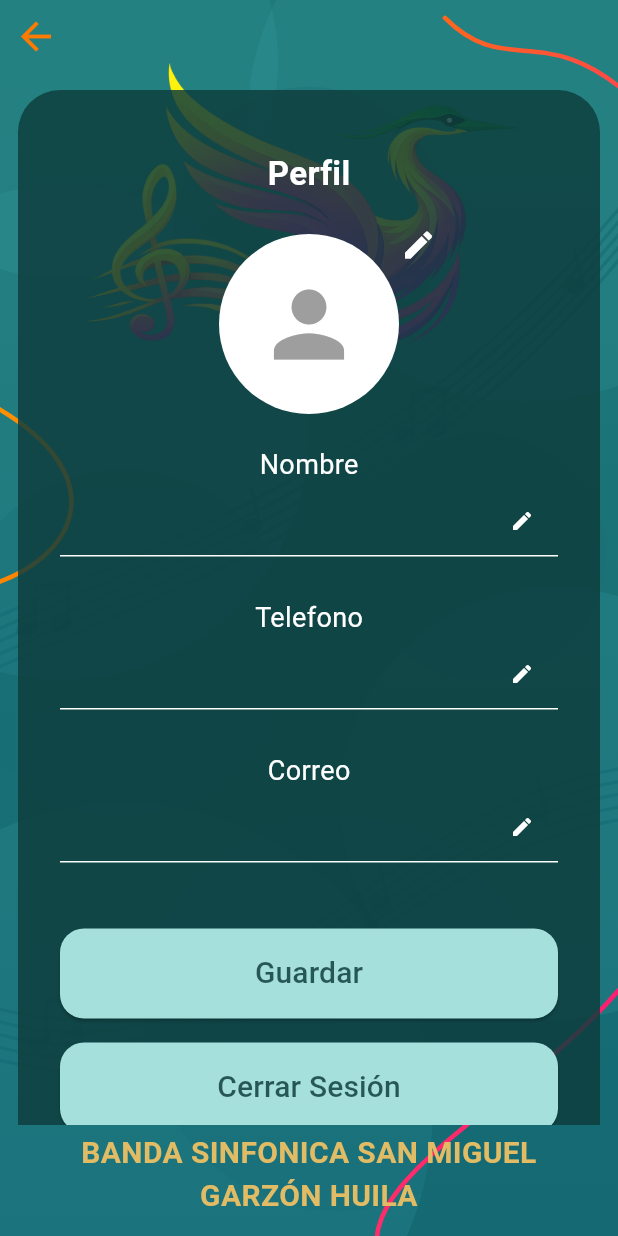
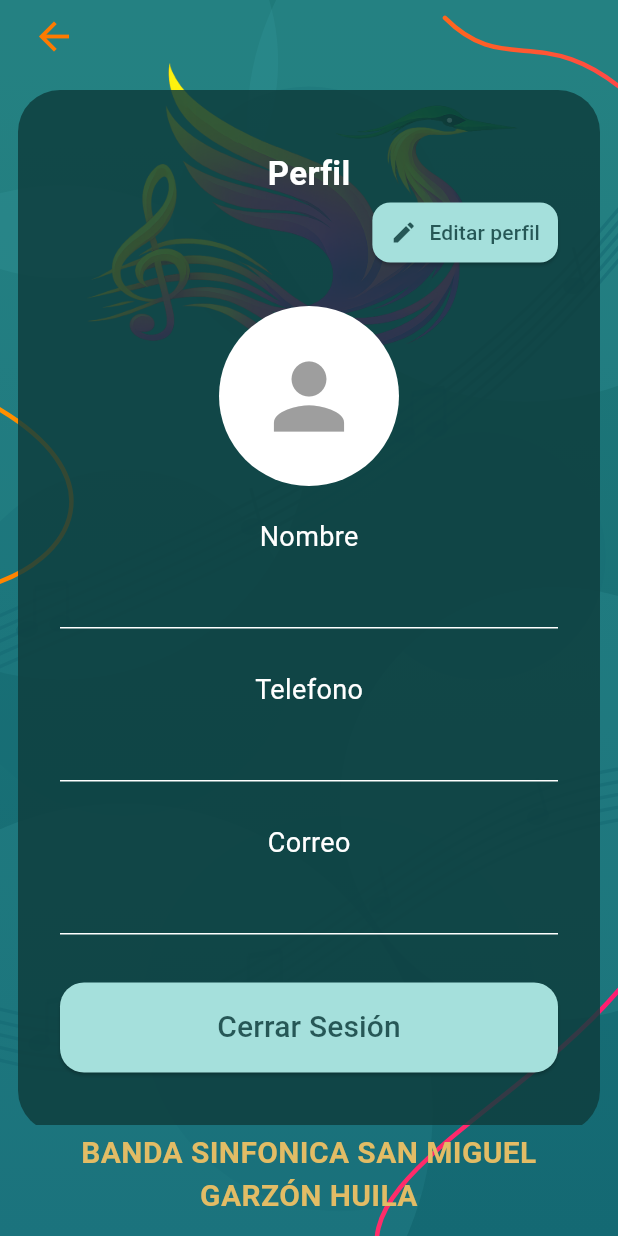
Before and after one commit to mahechamanuela92-cell/Banda_Municipal, a Flutter app: the PantallaPerfil screen opened directly, on a phone screen of 412 x 824 dp. Run offline on Flutter 3.47's test engine with Material 3 defaults, Android fonts, the phone set to English and light mode, and no system bars; our stand-ins replace audioplayers, file_picker, flutter_local_notifications, image_picker, supabase_flutter, timezone; accounts and stored records are empty.

Commit message:
subiendo cambios de perfil

```diff
--- a/frontend/lib/usuario/screens/perfil_usuario.dart
+++ b/frontend/lib/usuario/screens/perfil_usuario.dart
@@ -17,13 +17,17 @@ class PantallaPerfil extends StatefulWidget {
 }
 
 class _PantallaPerfilState extends State<PantallaPerfil> {
-  File? _foto; // foto elegida de la galería
+  File? _foto;
   String? _fotoUrl;
   bool _cargandoPerfil = true;
+  bool _modoEdicion = false;
   bool _guardando = false;
   final _nombre = TextEditingController(text: Sesion.nombre ?? '');
   final _telefono = TextEditingController();
   final _correo = TextEditingController();
+  String _nombreOriginal = '';
+  String _telefonoOriginal = '';
+  String _correoOriginal = '';
 
   @override
   void initState() {
@@ -41,7 +45,7 @@ class _PantallaPerfilState extends State<PantallaPerfil> {
 
   String _mensajeError(http.Response response, String alternativa) {
     if (response.statusCode == 404) {
-      return 'El backend remoto aún no tiene la ruta para guardar el perfil. Despliega los cambios del backend.';
+      return 'La ruta del perfil aún no está disponible en el backend.';
     }
     try {
       final body = jsonDecode(response.body);
@@ -90,6 +94,25 @@ class _PantallaPerfilState extends State<PantallaPerfil> {
     } finally {
       if (mounted) setState(() => _cargandoPerfil = false);
     }
+  }
+
+  void _iniciarEdicion() {
+    setState(() {
+      _nombreOriginal = _nombre.text;
+      _telefonoOriginal = _telefono.text;
+      _correoOriginal = _correo.text;
+      _modoEdicion = true;
+    });
+  }
+
+  void _cancelarEdicion() {
+    setState(() {
+      _nombre.text = _nombreOriginal;
+      _telefono.text = _telefonoOriginal;
+      _correo.text = _correoOriginal;
+      _foto = null;
+      _modoEdicion = false;
+    });
   }
 
   Future<void> _guardarPerfil() async {
@@ -145,9 +168,14 @@ class _PantallaPerfilState extends State<PantallaPerfil> {
         _foto = null;
       }
 
-      Sesion.nombre = _nombre.text.trim();
+      _nombre.text = _nombre.text.trim();
+      _correo.text = _correo.text.trim();
+      Sesion.nombre = _nombre.text;
+      _nombreOriginal = _nombre.text;
+      _telefonoOriginal = _telefono.text;
+      _correoOriginal = _correo.text;
       if (mounted) {
-        setState(() {});
+        setState(() => _modoEdicion = false);
         ScaffoldMessenger.of(context).showSnackBar(
           const SnackBar(content: Text('Perfil actualizado')),
         );
@@ -163,7 +191,6 @@ class _PantallaPerfilState extends State<PantallaPerfil> {
     }
   }
 
-  // Abre la galería y guarda la foto elegida
   Future<void> _elegirFoto() async {
     final imagen = await ImagePicker().pickImage(source: ImageSource.gallery);
     if (imagen != null) {
@@ -171,7 +198,6 @@ class _PantallaPerfilState extends State<PantallaPerfil> {
     }
   }
 
-  // Campo centrado con lápiz
   Widget _campo(String titulo, TextEditingController controlador) {
     return Column(
       children: [
@@ -179,39 +205,19 @@ class _PantallaPerfilState extends State<PantallaPerfil> {
           Text(titulo, style: const TextStyle(color: Colors.white, fontSize: 18)),
         TextField(
           controller: controlador,
+          readOnly: !_modoEdicion,
           textAlign: TextAlign.center,
           style: const TextStyle(color: Colors.white, fontSize: 16),
-          decoration: const InputDecoration(
-            suffixIcon: Icon(Icons.edit, color: Colors.white, size: 16),
+          decoration: InputDecoration(
+            suffixIcon: _modoEdicion
+                ? const Icon(Icons.edit, color: Colors.white, size: 16)
+                : null,
             enabledBorder: UnderlineInputBorder(
               borderSide: BorderSide(color: Colors.white),
             ),
           ),
         ),
       ],
-    );
-  }
-
-  // Botón grande
-  Widget _boton(String texto, VoidCallback onTap) {
-    return SizedBox(
-      width: double.infinity,
-      height: 60,
-      child: ElevatedButton(
-        style: ElevatedButton.styleFrom(
-          backgroundColor: Colores.botonClaro,
-          foregroundColor: Colores.bloqueOscuro,
-          shape: RoundedRectangleBorder(borderRadius: BorderRadius.circular(16)),
-        ),
-        onPressed: _guardando ? null : onTap,
-        child: _guardando
-            ? const SizedBox(
-                width: 24,
-                height: 24,
-                child: CircularProgressIndicator(strokeWidth: 2),
-              )
-            : Text(texto, style: const TextStyle(fontSize: 20)),
-      ),
     );
   }
 
@@ -227,7 +233,13 @@ class _PantallaPerfilState extends State<PantallaPerfil> {
           shape: RoundedRectangleBorder(borderRadius: BorderRadius.circular(16)),
         ),
         onPressed: _guardando ? null : onTap,
-        child: Text(texto, style: const TextStyle(fontSize: 20)),
+        child: _guardando && texto == 'Guardar'
+            ? const SizedBox(
+                width: 24,
+                height: 24,
+                child: CircularProgressIndicator(strokeWidth: 2),
+              )
+            : Text(texto, style: const TextStyle(fontSize: 20)),
       ),
     );
   }
@@ -254,15 +266,23 @@ class _PantallaPerfilState extends State<PantallaPerfil> {
               // CAPA 2: bloque del perfil + texto de abajo
               Column(
                 children: [
-                  Align(
-                    alignment: Alignment.centerLeft,
-                    child: IconButton(
+                  Padding(
+                    padding: const EdgeInsets.symmetric(horizontal: 12),
+                    child: Row(
+                      mainAxisAlignment: MainAxisAlignment.spaceBetween,
+                      children: [
+                        IconButton(
                           icon: Icon(
                             Icons.arrow_back,
                             color: Colores.naranja,
                             size: 30,
                           ),
-                      onPressed: () => Navigator.pop(context),
+                          tooltip: _modoEdicion ? 'Volver al perfil' : 'Volver',
+                          onPressed: _modoEdicion
+                              ? _cancelarEdicion
+                              : () => Navigator.pop(context),
+                        ),
+                      ],
                     ),
                   ),
                   Expanded(
@@ -288,14 +308,38 @@ class _PantallaPerfilState extends State<PantallaPerfil> {
                                     child: CircularProgressIndicator(strokeWidth: 2),
                                   ),
                                 ),
-                              const Text('Perfil',
+                              const Center(
+                                child: Text(
+                                  'Perfil',
                                   style: TextStyle(
                                     color: Colors.white,
                                     fontSize: 22,
-                                      fontWeight: FontWeight.bold)),
+                                    fontWeight: FontWeight.bold,
+                                  ),
+                                ),
+                              ),
+                              if (!_modoEdicion)
+                                Align(
+                                  alignment: Alignment.centerRight,
+                                  child: ElevatedButton.icon(
+                                    onPressed: _iniciarEdicion,
+                                    icon: const Icon(Icons.edit, size: 18),
+                                    label: const Text('Editar perfil'),
+                                    style: ElevatedButton.styleFrom(
+                                      backgroundColor: Colores.botonClaro,
+                                      foregroundColor: Colores.bloqueOscuro,
+                                      padding: const EdgeInsets.symmetric(
+                                        horizontal: 12,
+                                        vertical: 10,
+                                      ),
+                                      shape: RoundedRectangleBorder(
+                                        borderRadius: BorderRadius.circular(12),
+                                      ),
+                                    ),
+                                  ),
+                                ),
                               const SizedBox(height: 20),
 
-                              // Foto con lápiz para editar
                               SizedBox(
                                 width: 170,
                                 height: 130,
@@ -317,12 +361,15 @@ class _PantallaPerfilState extends State<PantallaPerfil> {
                                             : null,
                                       ),
                                     ),
+                                    if (_modoEdicion)
                                       Positioned(
                                         right: 0,
                                         top: 0,
-                                      child: GestureDetector(
-                                        onTap: _elegirFoto,
-                                        child: const Icon(Icons.edit, color: Colors.white),
+                                        child: IconButton(
+                                          onPressed: _elegirFoto,
+                                          icon: const Icon(Icons.edit,
+                                              color: Colors.white),
+                                          tooltip: 'Cambiar foto',
                                         ),
                                       ),
                                   ],
@@ -335,11 +382,14 @@ class _PantallaPerfilState extends State<PantallaPerfil> {
                               _campo('Telefono', _telefono),
                               const SizedBox(height: 28),
                               _campo('Correo', _correo),
-                              const SizedBox(height: 44),
+                              const SizedBox(height: 32),
 
-                              _boton('Guardar', _guardarPerfil),
+                              if (_modoEdicion) ...[
+                                _opcionMenu(context, 'Guardar', _guardarPerfil),
                                 const SizedBox(height: 16),
+                              ],
 
+                              if (!_modoEdicion)
                                 _opcionMenu(context, 'Cerrar Sesión', () {
                                   Sesion.token = null;
                                   Sesion.nombre = null;
```
Lines whose indentation alone changed are shown as unchanged.
